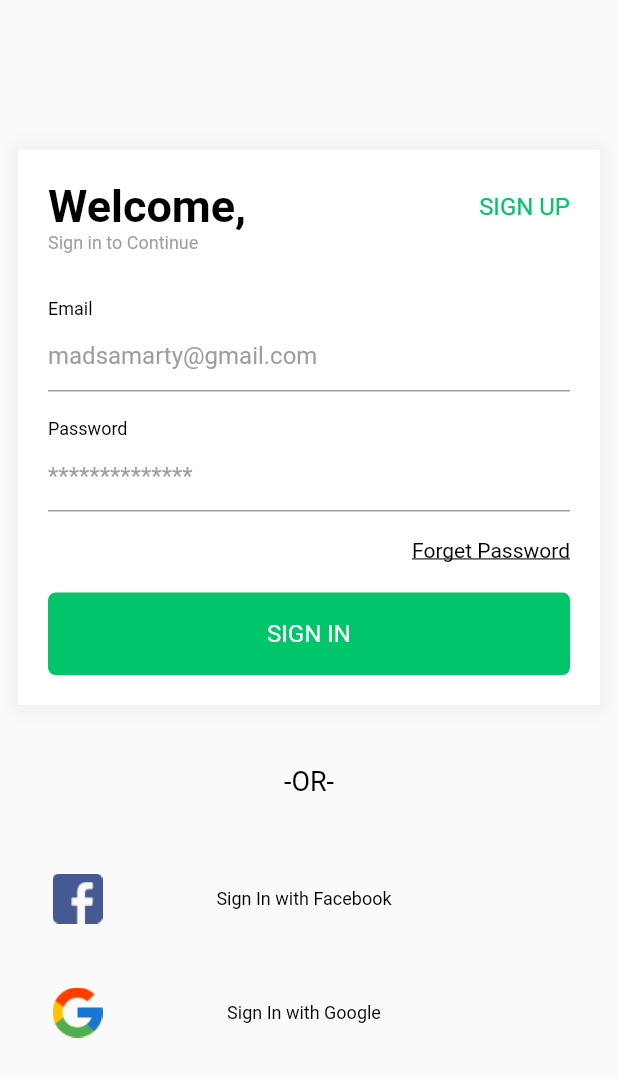
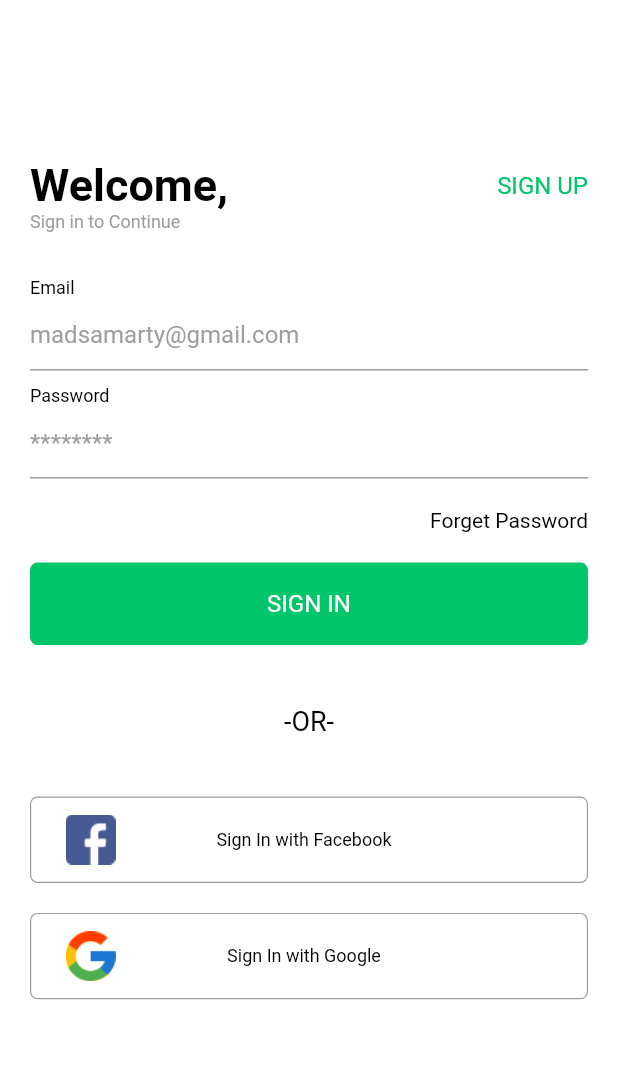
Before and after one commit to madsamarty/E-Commerce, a Flutter app: the screen it shows after launch, on a phone screen of 412 x 824 dp. Shown: the top 1077 px of the screen. Run offline on Flutter 3.47's test engine with Material 2 defaults, Android fonts, the phone set to English and light mode, and no system bars; drawn by our look-alikes of flutter_form_builder; our stand-ins replace firebase_auth, firebase_core, get, google_sign_in; missing offline and left inert: flutter_facebook_auth; accounts and stored records are empty.

Commit message:
Buttons Classes onPress Function Fix.

```diff
--- a/lib/core/view_model/auth_view_model.dart
+++ b/lib/core/view_model/auth_view_model.dart
@@ -8,6 +8,8 @@ class AuthViewModel extends GetxController {
   final GoogleSignIn _googleSignIn = GoogleSignIn(scopes: ["email"]);
   final FirebaseAuth _auth = FirebaseAuth.instance;
   final FacebookAuth _facebookAuth = FacebookAuth.instance;
+  late String email, password, name;
+
   @override
   void onInit() {
     // TODO: implement onInit
@@ -51,4 +53,13 @@ class AuthViewModel extends GetxController {
     }
 
   }
+
+  void signInWithEmailAndPassword() async{
+    try{
+      await _auth.signInWithEmailAndPassword(email: email, password: password);
+    }catch(error){
+      //print(error);
+      Get.snackbar("Error login account", error.toString() , snackPosition: SnackPosition.BOTTOM);
+    }
+  }
 }
--- a/lib/view/auth/login_screen.dart
+++ b/lib/view/auth/login_screen.dart
@@ -7,6 +7,7 @@ import 'package:e_commerce/view/widgets/custom_text.dart';
 import 'package:e_commerce/view/widgets/custom_text_from_field.dart';
 import 'package:flutter/cupertino.dart';
 import 'package:flutter/material.dart';
+import 'package:flutter_form_builder/flutter_form_builder.dart';
 import 'package:get/get_core/src/get_main.dart';
 import 'package:get/get_navigation/src/extension_navigation.dart';
 import 'package:get/state_manager.dart';
@@ -14,28 +15,27 @@ import 'package:get/state_manager.dart';
 import '../../constance.dart';
 
 class LoginScreen extends GetWidget<AuthViewModel> {
-  const LoginScreen({Key? key}) : super(key: key);
+  LoginScreen({Key? key}) : super(key: key);
+
+  final GlobalKey<FormState> _globalKey = GlobalKey<FormState>();
+
+  //Controller controller = Get.put(Controller());
 
   @override
   Widget build(BuildContext context) {
     return Scaffold(
-      resizeToAvoidBottomInset: false,
-      body: Container(
-        margin: const EdgeInsets.only(right: 12, left: 12, top: 100),
+      backgroundColor: Colors.white,
+      //resizeToAvoidBottomInset: false,
+      appBar: AppBar(
+        backgroundColor: Colors.white,
+        elevation: 0.0,
+      ),
+      body: SingleChildScrollView(
+        child: Padding(
+          padding: const EdgeInsets.only(right: 20, left: 20, top: 50),
+          child: FormBuilder(
+            key: _globalKey,
             child: Column(children: [
-          Container(
-            height: 370,
-            decoration: BoxDecoration(boxShadow: [
-              BoxShadow(
-                color: Colors.grey.withOpacity(0.1),
-                spreadRadius: 5,
-                blurRadius: 7,
-                offset: const Offset(0, 0),
-              )
-            ], color: Colors.white),
-            padding: const EdgeInsets.only(top: 20, right: 20, left: 20),
-            child: Column(
-              children: [
               Row(
                 mainAxisAlignment: MainAxisAlignment.spaceBetween,
                 children: [
@@ -68,34 +68,41 @@ class LoginScreen extends GetWidget<AuthViewModel> {
                 height: 30,
               ),
               CustomTextFromField(
+                onSave: () {},
+                validator: () {},
+                name: "email",
                 title: "Email",
                 hint: "madsamarty@gmail.com",
+              ),
+              const SizedBox(
+                height: 10,
+              ),
+              CustomTextFromField(
                 onSave: () {},
                 validator: () {},
+                name: "pass",
+                title: "Password",
+                hint: "********",
               ),
-                CustomTextFromField(
-                  title: "Password",
-                  hint: "**************",
-                  onSave: () {},
-                  validator: () {},
+              const SizedBox(
+                height: 20,
               ),
               const CustomText(
                 title: "Forget Password",
                 fontSize: 14,
                 alignment: Alignment.centerRight,
-                  deco: TextDecoration.underline,
               ),
               const SizedBox(
                 height: 20,
               ),
               // SignIn Button
               CustomTextButton(
-                  onPress: () {},
+                onPress: () {
+                  controller.signInWithEmailAndPassword();
+                },
                 title: "SIGN IN",
               ),
-              ],
-            ),
-          ),
+
               const SizedBox(
                 height: 40,
               ),
@@ -109,63 +116,26 @@ class LoginScreen extends GetWidget<AuthViewModel> {
                 height: 40,
               ),
               // Button
-          TextButton(
-              onPressed: () {
-                //Get.toNamed('/Signup');
+              CustomSocialButton(
+                onPress: () {
                   controller.facebookSignInMethod();
                 },
-              style: TextButton.styleFrom(
-                enableFeedback: false,
+                title: "Sign In with Facebook",
+                icon: "assets/images/facebook.png",
               ),
-              child: Container(
-                margin: const EdgeInsets.symmetric(horizontal: 15),
-                child: Row(
-                  children: [
-                    Image.asset("assets/images/facebook.png", scale: 1.2),
-                    const Expanded(
-                        child: CustomText(
-                          title: "Sign In with Facebook",
-                          fontSize: 12,
-                          alignment: Alignment.center,
-                        )),
-                    const SizedBox(
-                      width: 40,
-                      height: 40,
-                    )
-                  ],
-                ),
-              )),
-
               const SizedBox(
                 height: 20,
               ),
-          TextButton(
-              onPressed: () {
-                //Get.toNamed('/Signup');
+              CustomSocialButton(
+                onPress: () {
                   controller.googleSignInMethod();
                 },
-              style: TextButton.styleFrom(
-                enableFeedback: false,
+                title: "Sign In with Google",
+                icon: "assets/images/google.png",
+              )
+            ]),
           ),
-              child: Container(
-                margin: const EdgeInsets.symmetric(horizontal: 15),
-                child: Row(
-                  children: [
-                    Image.asset("assets/images/google.png", scale: 1.2),
-                    const Expanded(
-                        child: CustomText(
-                      title: "Sign In with Google",
-                      fontSize: 12,
-                      alignment: Alignment.center,
-                    )),
-                    const SizedBox(
-                      width: 40,
-                      height: 40,
-                    )
-                  ],
         ),
-              )),
-        ]),
       ),
     );
   }
--- a/lib/view/auth/sign_up_screen.dart
+++ b/lib/view/auth/sign_up_screen.dart
@@ -1,4 +1,3 @@
-import 'package:e_commerce/view/auth/welcom.dart';
 import 'package:e_commerce/view/widgets/custom_flat_button.dart';
 import 'package:e_commerce/view/widgets/custom_social_tap.dart';
 import 'package:e_commerce/view/widgets/custom_text.dart';
@@ -6,6 +5,7 @@ import 'package:e_commerce/view/widgets/custom_text_from_field.dart';
 import 'package:flutter/material.dart';
 import 'package:get/get_core/src/get_main.dart';
 import 'package:get/get_navigation/src/extension_navigation.dart';
+import 'package:get/get_state_manager/src/rx_flutter/rx_obx_widget.dart';
 
 import '../../constance.dart';
 
@@ -15,7 +15,7 @@ class SignupScreen extends StatelessWidget {
   @override
   Widget build(BuildContext context) {
     return Scaffold(
-      resizeToAvoidBottomInset: false,
+      //resizeToAvoidBottomInset: false,
         appBar: AppBar(
           backgroundColor: Colors.transparent,
           shadowColor: Colors.transparent,
@@ -40,6 +40,7 @@ class SignupScreen extends StatelessWidget {
                 )
               ], color: Colors.white),
               padding: const EdgeInsets.only(top: 20, right: 20, left: 20),
+              child: SingleChildScrollView(
                 child: Column(
                   children: [
                     const CustomText(
@@ -51,18 +52,27 @@ class SignupScreen extends StatelessWidget {
                       height: 30,
                     ),
                     CustomTextFromField(
+                      name: "name",
                       title: "Name",
                       hint: "Mad Smarty",
                       onSave: () {},
                       validator: () {},
                     ),
+                    const SizedBox(
+                      height: 20,
+                    ),
                     CustomTextFromField(
+                      name: "email",
                       title: "Email",
                       hint: "madsamarty@gmail.com",
                       onSave: () {},
                       validator: () {},
                     ),
+                    const SizedBox(
+                      height: 20,
+                    ),
                     CustomTextFromField(
+                      name: "pass",
                       title: "Password",
                       hint: "**************",
                       onSave: () {},
@@ -73,18 +83,20 @@ class SignupScreen extends StatelessWidget {
                     ),
                     CustomTextButton(
                       onPress: () {
-                    //Get.to(() => WelcomePage());
-                    //Get.toNamed("/Welcome");
+                        Get.toNamed("/Welcome");
+
                       },
                       title: "SIGN UP",
                     ),
-                TextButton(onPressed: (){
+                    /*TextButton(onPressed: (){
                       Get.toNamed("/Welcome");
-                }, child: Text('Click')),
+                    }, child: Text('Click')),*/
 
                   ],
                 ),
               ),
-        ));
+            ),
+          ),
+        );
   }
 }
--- a/lib/view/widgets/custom_flat_button.dart
+++ b/lib/view/widgets/custom_flat_button.dart
@@ -4,28 +4,28 @@ import '../../constance.dart';
 import 'custom_text.dart';
 
 class CustomTextButton extends StatelessWidget {
-
   final String title;
   final Color backgroundColor;
   final Color textColor;
   final Function onPress;
 
-  const CustomTextButton({Key? key, this.title = "Untitled", this.backgroundColor = btnBgColor, required this.onPress, this.textColor = btnTxtColor}) : super(key: key);
+   const CustomTextButton(
+      {Key? key, this.title = "Untitled",
+      this.backgroundColor = btnBgColor,
+      required this.onPress,
+      this.textColor = btnTxtColor}) : super(key: key);
 
   @override
-  Widget build(BuildContext context) {
+  Widget build(BuildContext context)  {
     return TextButton(
-      onPressed: onPress(),
+       onPressed: (){
+         onPress();
+       },
       style: TextButton.styleFrom(
-        shape: RoundedRectangleBorder(
-          borderRadius: BorderRadius.circular(5)
-        ),
-        padding: const EdgeInsets.all(18),
-        backgroundColor: backgroundColor,
-        textStyle: const TextStyle(
-          fontWeight: FontWeight.bold
-        )
-      ),
+          shape: RoundedRectangleBorder(borderRadius: BorderRadius.circular(5)),
+          padding: const EdgeInsets.all(18),
+          backgroundColor: backgroundColor,
+          textStyle: const TextStyle(fontWeight: FontWeight.bold)),
       child: CustomText(
         title: title,
         color: textColor,
--- a/lib/view/widgets/custom_social_button.dart
+++ b/lib/view/widgets/custom_social_button.dart
@@ -18,7 +18,9 @@ class CustomSocialButton extends StatelessWidget {
           BoxDecoration(border: Border.all(width: 0.8, color: Colors.grey),
           borderRadius: BorderRadius.circular(5)),
       child: TextButton(
-          onPressed: onPress(),
+          onPressed: (){
+            onPress();
+          },
           style: TextButton.styleFrom(
             enableFeedback: false,
           ),
--- a/lib/view/widgets/custom_text_from_field.dart
+++ b/lib/view/widgets/custom_text_from_field.dart
@@ -1,8 +1,10 @@
 import 'package:flutter/material.dart';
+import 'package:flutter_form_builder/flutter_form_builder.dart';
 
 import 'custom_text.dart';
 
 class CustomTextFromField extends StatelessWidget {
+  final String name;
   final String title;
   final String hint;
   final Function onSave;
@@ -13,29 +15,26 @@ class CustomTextFromField extends StatelessWidget {
       this.title = "",
       required this.hint,
       required this.onSave,
-      required this.validator})
+      required this.validator,
+      required this.name})
       : super(key: key);
 
   @override
   Widget build(BuildContext context) {
-    return SizedBox(
-      height: 80,
-        child: Column(
+    return Column(
       children: [
         CustomText(
           title: title,
           fontSize: 12,
           color: Colors.black,
         ),
-        TextFormField(
-          validator: validator(),
-          onSaved: onSave(),
-          decoration: InputDecoration(
-              hintText: hint,
-              hintStyle: const TextStyle(color: Colors.grey),
-              fillColor: Colors.white),
-        )
+        FormBuilderTextField(name: name,
+        decoration: InputDecoration(
+          hintText: hint,
+          hintStyle: const TextStyle(color: Colors.grey),
+
+        ),)
       ],
-    ));
+    );
   }
 }
--- a/pubspec.yaml
+++ b/pubspec.yaml
@@ -40,6 +40,8 @@ dependencies:
   firebase_auth: "^3.1.1"
 #  flutter_facebook_login: ^3.0.0
   flutter_facebook_auth: ^3.5.1
+  flutter_form_builder: ^6.1.0+1
+
 
 
 
```
Also changed, not shown: pubspec.lock. Lines whose indentation alone changed are shown as unchanged.
